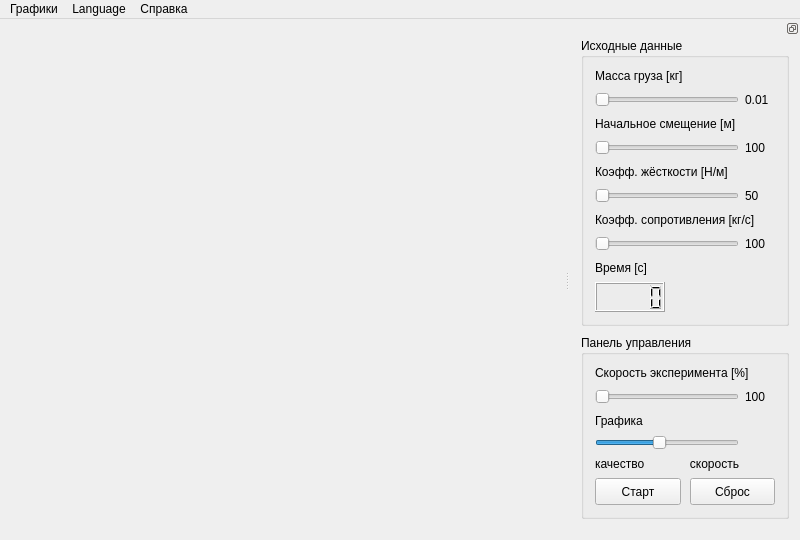
AlienCowEatCake/pendulum, file src/Pendulum/MainWindow.ui: the form before one commit.
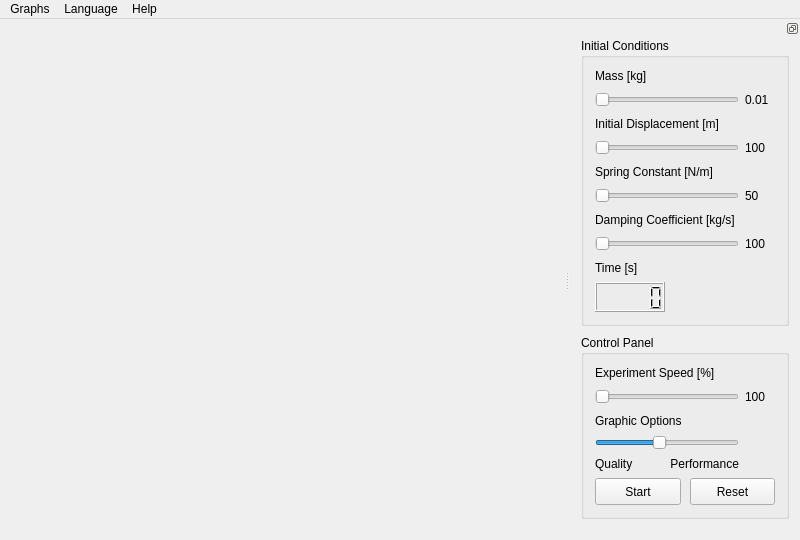
The form after the commit. Icons and pictures are not drawn. Custom widgets are drawn as their Qt base class.

```diff
--- a/src/Pendulum/MainWindow.ui
+++ b/src/Pendulum/MainWindow.ui
@@ -28,7 +28,7 @@
   <widget class="QMenuBar" name="menuBar">
    <widget class="QMenu" name="menuGraphs">
     <property name="title">
-     <string>Графики</string>
+     <string>Graphs</string>
     </property>
     <addaction name="actionSpeed"/>
     <addaction name="actionOffset"/>
@@ -36,7 +36,7 @@
    </widget>
    <widget class="QMenu" name="menuHelp">
     <property name="title">
-     <string>Справка</string>
+     <string>Help</string>
     </property>
     <addaction name="actionAbout"/>
     <addaction name="actionManual"/>
@@ -88,7 +88,7 @@
      <item>
       <widget class="QGroupBox" name="groupBox">
        <property name="title">
-        <string>Исходные данные</string>
+        <string>Initial Conditions</string>
        </property>
        <layout class="QGridLayout" name="gridLayout">
         <property name="verticalSpacing">
@@ -97,7 +97,7 @@
         <item row="0" column="0" colspan="2">
          <widget class="QLabel" name="label">
           <property name="text">
-           <string>Масса груза [кг]</string>
+           <string>Mass [kg]</string>
           </property>
          </widget>
         </item>
@@ -130,7 +130,7 @@
         <item row="2" column="0" colspan="2">
          <widget class="QLabel" name="label_3">
           <property name="text">
-           <string>Начальное смещение [м]</string>
+           <string>Initial Displacement [m]</string>
           </property>
          </widget>
         </item>
@@ -163,7 +163,7 @@
         <item row="4" column="0" colspan="2">
          <widget class="QLabel" name="label_5">
           <property name="text">
-           <string>Коэфф. жёсткости [H/м]</string>
+           <string>Spring Constant [N/m]</string>
           </property>
          </widget>
         </item>
@@ -196,7 +196,7 @@
         <item row="6" column="0" colspan="2">
          <widget class="QLabel" name="label_7">
           <property name="text">
-           <string>Коэфф. сопротивления [кг/с]</string>
+           <string>Damping Coefficient [kg/s]</string>
           </property>
          </widget>
         </item>
@@ -229,7 +229,7 @@
         <item row="8" column="0" colspan="2">
          <widget class="QLabel" name="label_14">
           <property name="text">
-           <string>Время [c]</string>
+           <string>Time [s]</string>
           </property>
          </widget>
         </item>
@@ -278,7 +278,7 @@
      <item>
       <widget class="QGroupBox" name="groupBox_2">
        <property name="title">
-        <string>Панель управления</string>
+        <string>Control Panel</string>
        </property>
        <layout class="QGridLayout" name="gridLayout_2">
         <property name="verticalSpacing">
@@ -287,7 +287,7 @@
         <item row="0" column="0" colspan="2">
          <widget class="QLabel" name="label_9">
           <property name="text">
-           <string>Скорость эксперимента [%]</string>
+           <string>Experiment Speed [%]</string>
           </property>
          </widget>
         </item>
@@ -323,7 +323,7 @@
         <item row="2" column="0" colspan="2">
          <widget class="QLabel" name="label_13">
           <property name="text">
-           <string>Графика</string>
+           <string>Graphic Options</string>
           </property>
          </widget>
         </item>
@@ -348,14 +348,14 @@
           <item>
            <widget class="QLabel" name="label_11">
             <property name="text">
-             <string>качество</string>
+             <string>Quality</string>
             </property>
            </widget>
           </item>
           <item>
            <widget class="QLabel" name="label_12">
             <property name="text">
-             <string>скорость</string>
+             <string>Performance</string>
             </property>
             <property name="alignment">
              <set>Qt::AlignRight|Qt::AlignTrailing|Qt::AlignVCenter</set>
@@ -378,7 +378,7 @@
              </size>
             </property>
             <property name="text">
-             <string>Старт</string>
+             <string>Start</string>
             </property>
            </widget>
           </item>
@@ -391,7 +391,7 @@
              </size>
             </property>
             <property name="text">
-             <string>Сброс</string>
+             <string>Reset</string>
             </property>
            </widget>
           </item>
```
Left out of the diff: 12 changed lines with no effect on the pictures.
